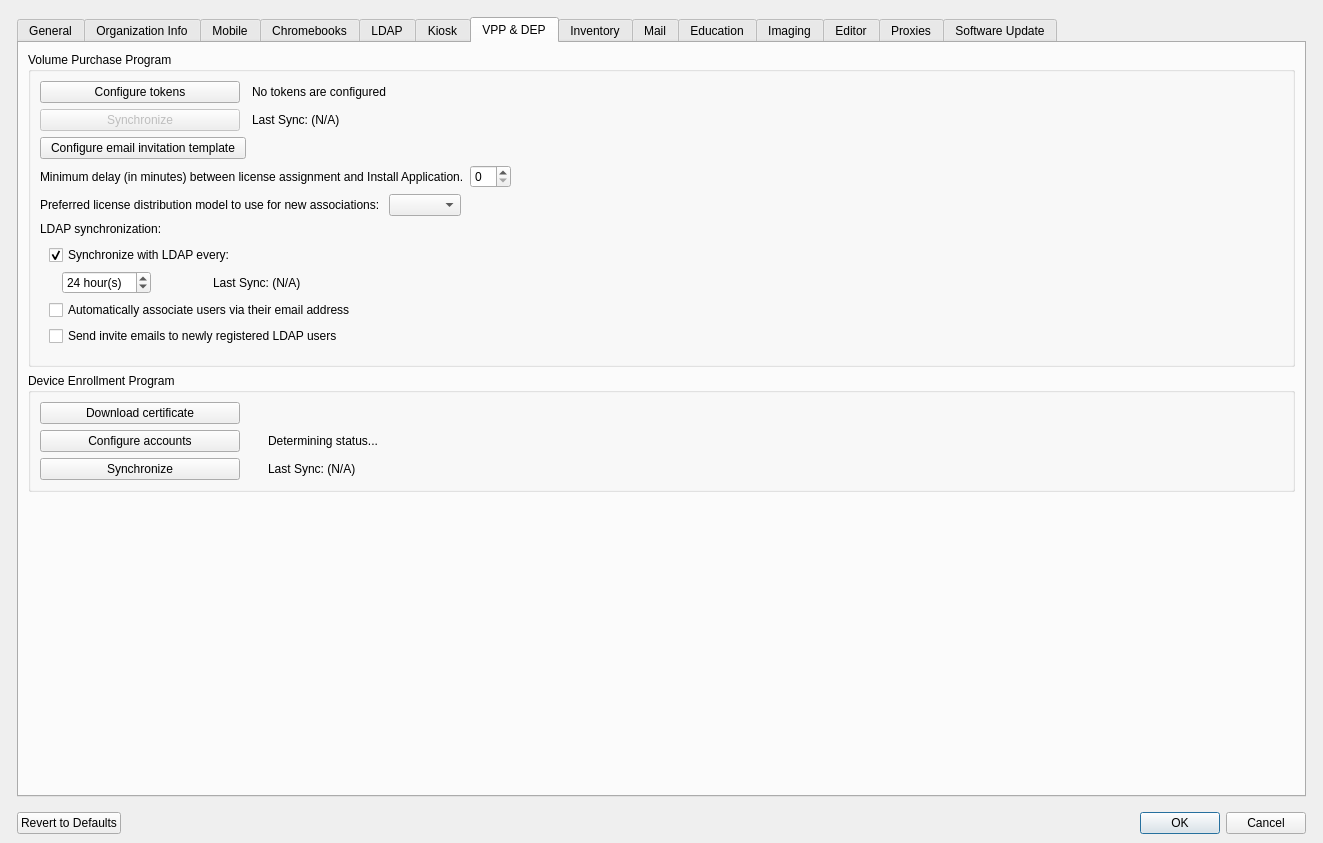
Old version of the form FWAdminLib/Preferences/WinAdminPrefDlg.ui in the repository fw-dev/translations.
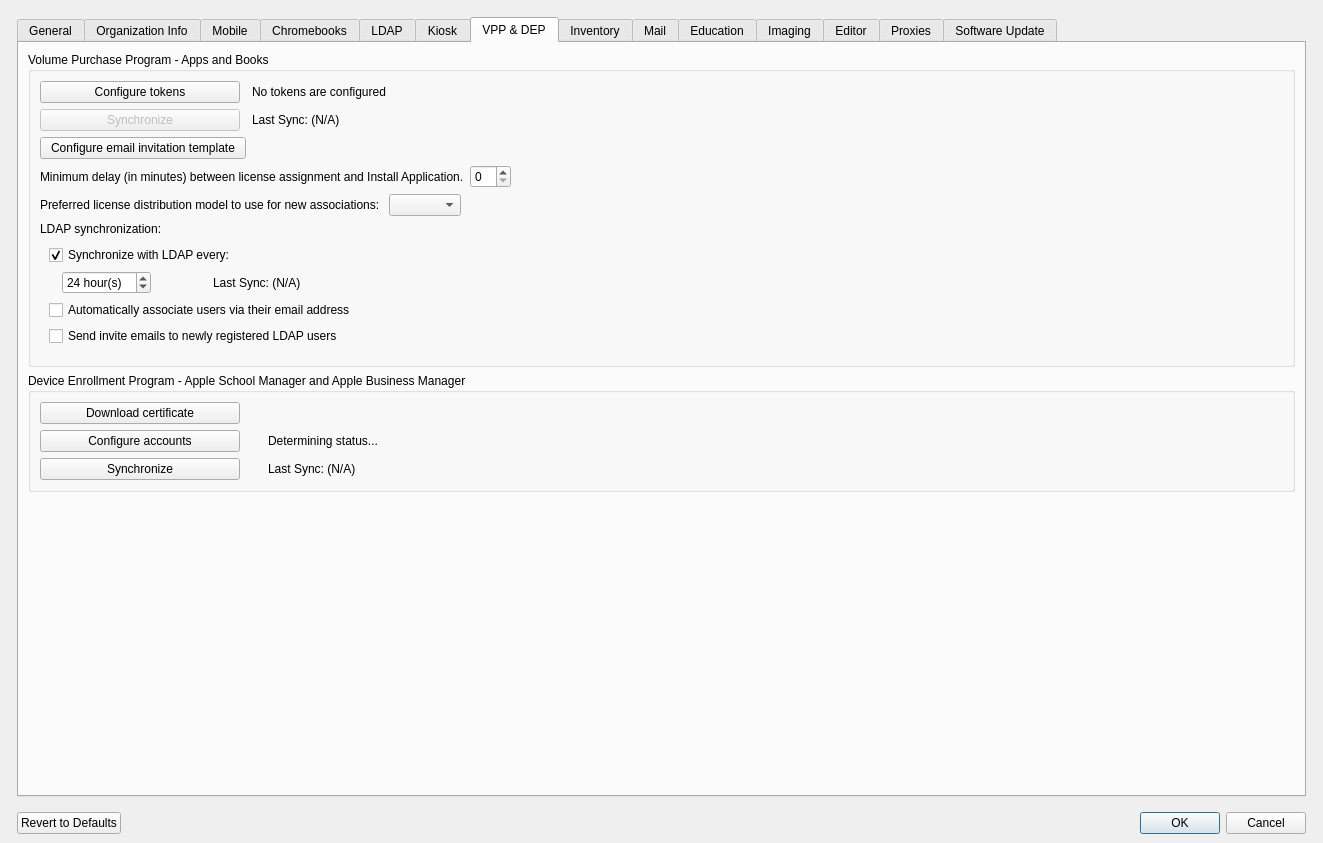
New version of the form. The open tabs and pages were chosen to show the change. Custom widgets are drawn as their Qt base class.

Diff of the .ui file:
```diff
--- a/FWAdminLib/Preferences/WinAdminPrefDlg.ui
+++ b/FWAdminLib/Preferences/WinAdminPrefDlg.ui
@@ -1533,7 +1533,7 @@
           <item>
            <widget class="QGroupBox" name="tokenGroupBox">
             <property name="title">
-             <string>Volume Purchase Program</string>
+             <string>Volume Purchase Program - Apps and Books</string>
             </property>
             <layout class="QGridLayout" name="gridLayout">
              <item row="3" column="0" colspan="4">
@@ -1839,7 +1839,7 @@
           <item>
            <widget class="QGroupBox" name="groupBox_4">
             <property name="title">
-             <string>Device Enrollment Program</string>
+             <string>Device Enrollment Program - Apple School Manager and Apple Business Manager</string>
             </property>
             <layout class="QGridLayout" name="gridLayout_6">
              <item row="2" column="1">
```
